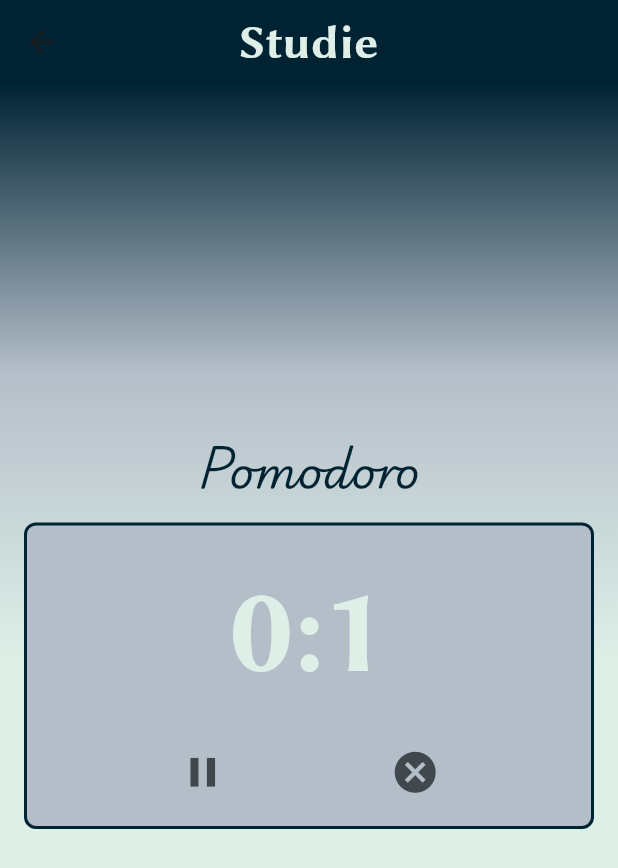
After one commit to DanielBrown1998/studie, a Flutter app: the TimerScreen screen opened directly, after a tap on the "start" icon, on a phone screen of 412 x 824 dp. The commit adds this screen. Shown: the top 868 px of the screen. Run offline on Flutter 3.47's test engine with Material 3 defaults, Android fonts, the phone set to English and light mode, and no system bars; our stand-ins replace carousel_slider, drift, drift_flutter, firebase_core, get, lottie; accounts and stored records are empty; generated files the repository leaves out were written again.

Commit message:
feat: implemented pomodoro screen

```diff
--- a/app/lib/ui/screens/home.dart
+++ b/app/lib/ui/screens/home.dart
@@ -113,7 +113,7 @@ class _HomePageState extends State<HomePage> {
                       curve: Curves.easeInCubic,
                       child: MenuCard(
                         function: () {},
-                        description: "A.I".tr,
+                        description: "A.I",
                         // icon: Icons.star_rate,
                         lottieURL: "assets/lotties/star_ai.json",
                         duration: 1,
@@ -135,7 +135,9 @@ class _HomePageState extends State<HomePage> {
                       duration: Duration(milliseconds: 1900),
                       curve: Curves.easeInCubic,
                       child: MenuCard(
-                        function: () {},
+                        function: () {
+                          goToTimerScreen();
+                        },
                         description: "Pomodoro",
                         // icon: Icons.apple,
                         lottieURL: "assets/lotties/countdown.json",
--- /dev/null
+++ b/app/lib/ui/screens/timer/logic/timer_logic.dart
@@ -0,0 +1,61 @@
+import 'dart:async';
+
+import 'package:get/get.dart';
+
+class TimerLogic extends GetxController with StateMixin<Duration> {
+  Rx<Duration> time = Duration.zero.obs;
+  Timer timer = Timer(Duration.zero, () {});
+  RxBool isPlaying = false.obs;
+
+  RxStatus success = RxStatus.success();
+  RxStatus loading = RxStatus.loading();
+  RxStatus error = RxStatus.error("Houve um erro!".tr);
+  RxStatus empty = RxStatus.empty();
+
+  @override
+  void onInit() {
+    try {
+      change(Duration.zero, status: loading);
+      super.onInit();
+      change(Duration.zero, status: success);
+      print(timer.isActive.toString());
+    } on Exception {
+      change(Duration.zero, status: error);
+    }
+  }
+
+  startTimer() {
+    change(Duration.zero, status: success);
+    isPlaying.value = true;
+    timer = Timer.periodic(Duration(seconds: 1), (timer) {
+      time.value += Duration(seconds: 1);
+      if (time.value >= Duration(minutes: 1)) {
+        cancelTimer();
+        change(Duration.zero, status: empty);
+        //TODO emitir alarme;
+        print(timer.isActive.toString());
+      }
+    });
+  }
+
+  pauseTimer() {
+    if (isPlaying.value) {
+      timer.cancel();
+      isPlaying.value = !isPlaying.value;
+    }
+  }
+
+  cancelTimer() {
+    if (isPlaying.value) {
+      timer.cancel();
+      time.value = Duration.zero;
+      isPlaying.value = !isPlaying.value;
+    }
+  }
+
+  @override
+  void dispose() {
+    cancelTimer();
+    super.dispose();
+  }
+}
--- /dev/null
+++ b/app/lib/ui/screens/timer/page/timer.dart
@@ -0,0 +1,152 @@
+import 'package:app/ui/core/components/app_bar.dart';
+import 'package:app/ui/core/components/error_screen.dart';
+import 'package:app/ui/core/components/load_screen.dart';
+import 'package:app/ui/core/theme/theme.dart';
+import 'package:app/ui/screens/timer/logic/timer_logic.dart';
+import 'package:flutter/material.dart';
+import 'package:get/get.dart';
+import 'package:lottie/lottie.dart';
+
+class TimerScreen extends GetView<TimerLogic> {
+  const TimerScreen({super.key});
+
+  @override
+  Widget build(BuildContext context) {
+    final width = Get.width;
+    final height = Get.height;
+    return Scaffold(
+      appBar: StudieAppBar.appBar,
+      body: Container(
+        decoration: BoxDecoration(
+          gradient: LinearGradient(
+            begin: AlignmentGeometry.topCenter,
+            end: AlignmentGeometry.center,
+            colors: [
+              StudieTheme.primaryColor,
+              StudieTheme.terciaryColor,
+              StudieTheme.whiteSmoke,
+            ],
+          ),
+        ),
+        child: Column(
+          children: [
+            Flexible(
+              flex: 3,
+              child: Container(width: width, height: height * .25),
+            ),
+            Spacer(flex: 1),
+            Flexible(
+              flex: 1,
+              child: Text(
+                "Pomodoro",
+                textAlign: TextAlign.center,
+                style: StudieTheme.textTheme.displayLarge,
+              ),
+            ),
+            controller.obx(
+              onError: (error) => ErrorScreen(error: error),
+              onLoading: LoadScreen(),
+              onEmpty: Center(
+                child: Column(
+                  mainAxisAlignment: MainAxisAlignment.center,
+                  crossAxisAlignment: CrossAxisAlignment.center,
+                  mainAxisSize: MainAxisSize.max,
+                  children: [
+                    Lottie.asset(
+                      "assets/lotties/countdown.json",
+                      height: height * .2,
+                    ),
+                    Text(
+                      "reiniciar...",
+                      style: StudieTheme.textTheme.bodyMedium,
+                    ),
+                    IconButton(
+                      iconSize: Get.height * .1,
+                      onPressed: () {
+                        controller.startTimer();
+                      },
+                      icon: Icon(Icons.restart_alt),
+                    ),
+                  ],
+                ),
+              ),
+              (state) => Obx(
+                () => Flexible(
+                  flex: 4,
+                  child: Padding(
+                    padding: const EdgeInsets.all(16.0),
+                    child: Container(
+                      width: width,
+                      decoration: BoxDecoration(
+                        shape: BoxShape.rectangle,
+                        border: Border.all(
+                          width: 2,
+                          color: StudieTheme.primaryColor,
+                        ),
+                        color: StudieTheme.terciaryColor,
+                        borderRadius: BorderRadius.circular(8),
+                      ),
+                      child: Column(
+                        mainAxisAlignment: MainAxisAlignment.spaceEvenly,
+                        crossAxisAlignment: CrossAxisAlignment.center,
+                        mainAxisSize: MainAxisSize.max,
+                        children: [
+                          Text(
+                            "${controller.time.value.inMinutes}:${controller.time.value.inSeconds % 60}",
+                            style: StudieTheme.textTheme.titleLarge!.copyWith(
+                              fontSize: Get.height * .1,
+                            ),
+                          ),
+                          Row(
+                            mainAxisAlignment: MainAxisAlignment.spaceEvenly,
+                            crossAxisAlignment: CrossAxisAlignment.center,
+                            mainAxisSize: MainAxisSize.max,
+                            children: [
+                              (!controller.isPlaying.value)
+                                  ? IconButton(
+                                    icon: Icon(
+                                      Icons.start,
+                                      size: Get.height * .04,
+                                    ),
+                                    onPressed: () {
+                                      controller.startTimer();
+                                    },
+                                  )
+                                  : IconButton(
+                                    icon: Icon(
+                                      Icons.pause,
+                                      size: Get.height * .04,
+                                    ),
+                                    onPressed: () {
+                                      controller.pauseTimer();
+                                    },
+                                  ),
+                              IconButton(
+                                icon: Icon(
+                                  Icons.cancel,
+                                  size: Get.height * .04,
+                                ),
+                                onPressed: () {
+                                  controller.cancelTimer();
+                                },
+                              ),
+                            ],
+                          ),
+                        ],
+                      ),
+                    ),
+                  ),
+                ),
+              ),
+            ),
+            Spacer(flex: 1),
+            Flexible(
+              flex: 3,
+              child: Container(width: width, height: height * .25),
+            ),
+          ],
+        ),
+      ),
+    );
+  }
+}
```
Also changed, not shown: app/lib/ui/core/components/error_screen.dart (added, +18 -0 lines), app/lib/ui/core/components/load_screen.dart (added, +26 -0 lines), app/lib/ui/core/routes/routes.dart (+10 -0 lines), app/lib/ui/screens/tasks/page/tasks.dart (+4 -23 lines), app/lib/ui/screens/timer/logic/timer_binding.dart (added, +9 -0 lines).
